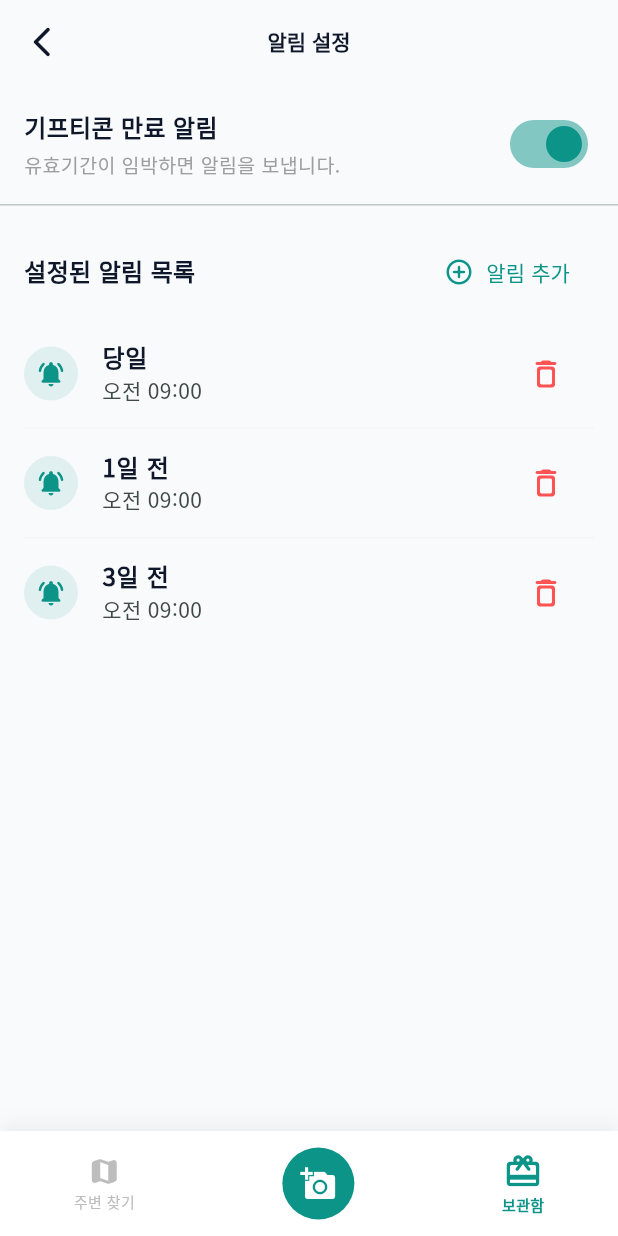
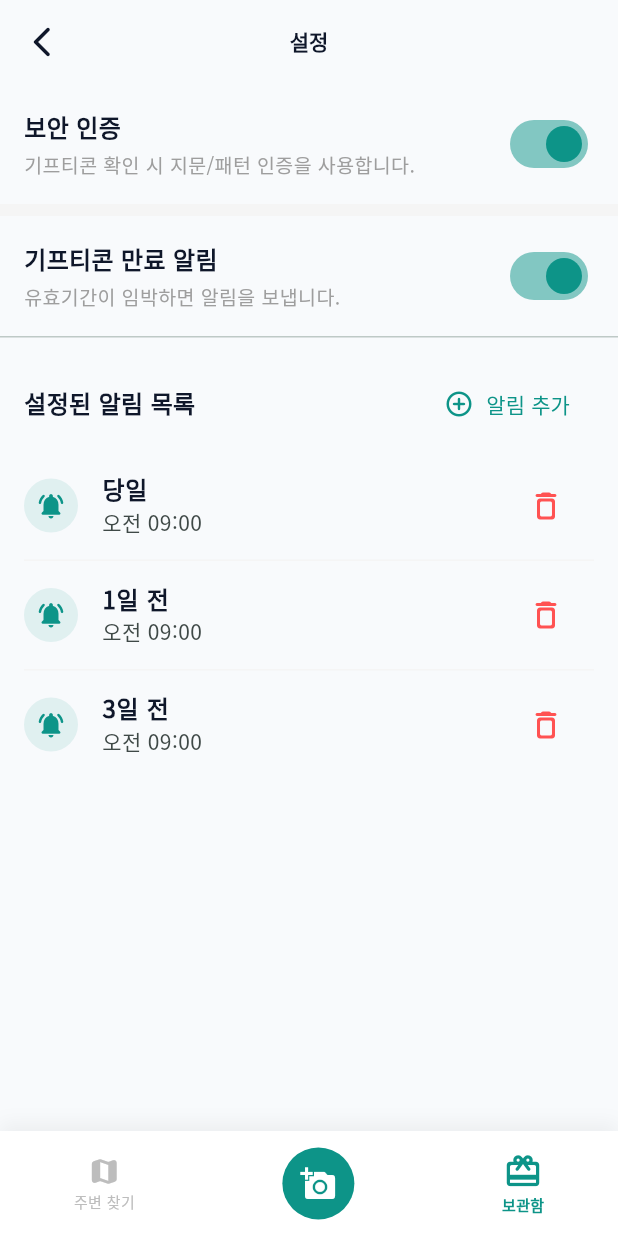
Before and after one commit to top0032/GiftiMap, a Flutter app: the SettingsScreen screen opened by its route, on a phone screen of 412 x 824 dp. Run offline on Flutter 3.47's test engine with Material 3 defaults, Android fonts, the phone set to English and light mode, and no system bars; our stand-ins replace barcode_widget, cloud_firestore, firebase_auth, firebase_core, firebase_storage, flutter_dotenv and 12 more; missing offline and left inert: encrypt, geofencing_api, google_mlkit_text_recognition, kakao_flutter_sdk_user, kakao_map_plugin, screen_brightness; accounts and stored records are empty; generated files the repository leaves out were written again; network calls fail; statements that could not run were skipped.

Commit message:
UI 수정

```diff
--- a/lib/features/settings/presentation/screens/settings_screen.dart
+++ b/lib/features/settings/presentation/screens/settings_screen.dart
@@ -4,6 +4,7 @@ import 'package:go_router/go_router.dart';
 import '../../../../core/theme/theme.dart';
 import '../../domain/models/notification_settings.dart';
 import '../providers/settings_provider.dart';
+import '../../../../core/services/security_service.dart';
 
 class SettingsScreen extends ConsumerWidget {
   const SettingsScreen({super.key});
@@ -15,7 +16,7 @@ class SettingsScreen extends ConsumerWidget {
     return Scaffold(
       backgroundColor: AppTheme.backgroundLight,
       appBar: AppBar(
-        title: const Text('알림 설정', style: TextStyle(color: AppTheme.secondaryNavy, fontWeight: FontWeight.bold)),
+        title: const Text('설정', style: TextStyle(color: AppTheme.secondaryNavy, fontWeight: FontWeight.bold)),
         backgroundColor: Colors.transparent,
         elevation: 0,
         centerTitle: true,
@@ -27,9 +28,13 @@ class SettingsScreen extends ConsumerWidget {
       body: settingsAsync.when(
         loading: () => const Center(child: CircularProgressIndicator(color: AppTheme.primaryTeal)),
         error: (error, stack) => Center(child: Text('설정을 불러오지 못했습니다: $error')),
-        data: (settings) => SingleChildScrollView(
+        data: (settings) {
+          final isSecurityOn = ref.watch(securityToggleProvider);
+          return SingleChildScrollView(
             child: Column(
               children: [
+                _buildSecurityToggleSection(context, ref, isSecurityOn),
+                Divider(height: 8, thickness: 8, color: Colors.grey.shade100),
                 _buildToggleSection(context, ref, settings.isEnabled),
                 if (settings.isEnabled) ...[
                   const Divider(height: 1),
@@ -37,7 +42,38 @@ class SettingsScreen extends ConsumerWidget {
                 ],
               ],
             ),
+          );
+        },
       ),
+    );
+  }
+
+  Widget _buildSecurityToggleSection(BuildContext context, WidgetRef ref, bool isSecurityOn) {
+    return Container(
+      padding: const EdgeInsets.all(16),
+      child: Row(
+        mainAxisAlignment: MainAxisAlignment.spaceBetween,
+        children: [
+          const Column(
+            crossAxisAlignment: CrossAxisAlignment.start,
+            children: [
+              Text(
+                '보안 인증',
+                style: TextStyle(fontSize: 16, fontWeight: FontWeight.bold, color: AppTheme.secondaryNavy),
+              ),
+              SizedBox(height: 4),
+              Text(
+                '기프티콘 확인 시 지문/패턴 인증을 사용합니다.',
+                style: TextStyle(fontSize: 13, color: Colors.grey),
+              ),
+            ],
+          ),
+          Switch.adaptive(
+            value: isSecurityOn,
+            activeColor: AppTheme.primaryTeal,
+            onChanged: (value) => ref.read(securityToggleProvider.notifier).toggle(value),
+          ),
+        ],
       ),
     );
   }
```
Also changed, not shown: lib/core/services/security_service.dart (+14 -0 lines), lib/features/gifticon/presentation/gifticon_list_screen.dart (+78 -6 lines), lib/features/map/presentation/map_home_screen.dart (+36 -1 lines). Lines whose indentation alone changed are shown as unchanged.
